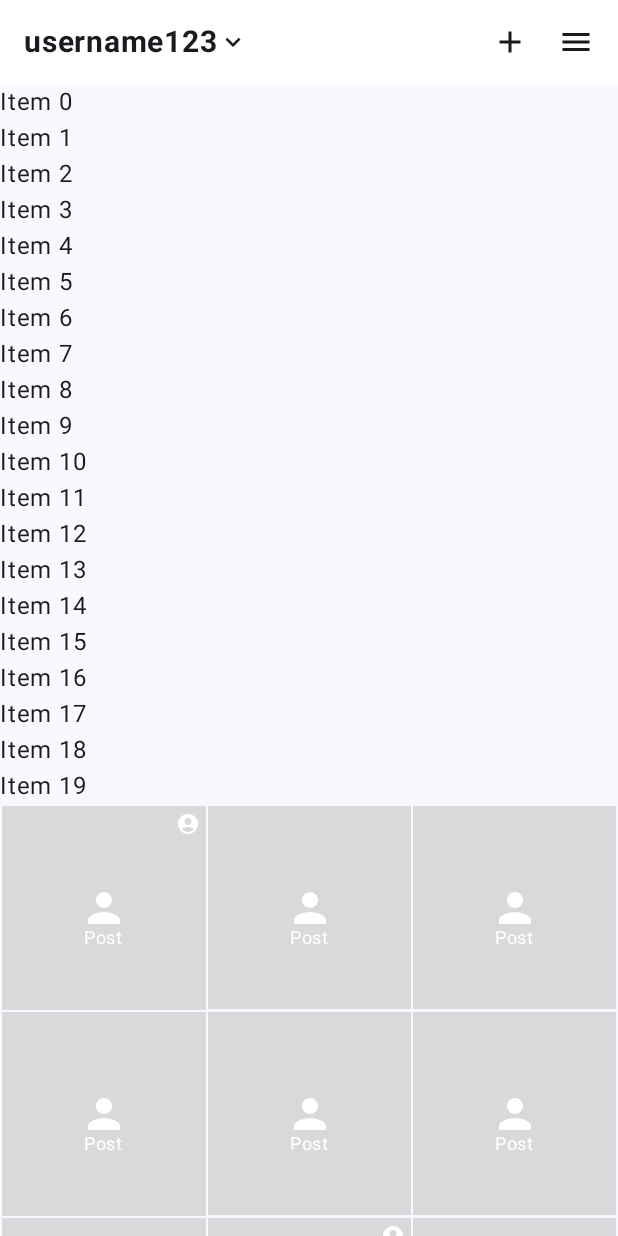
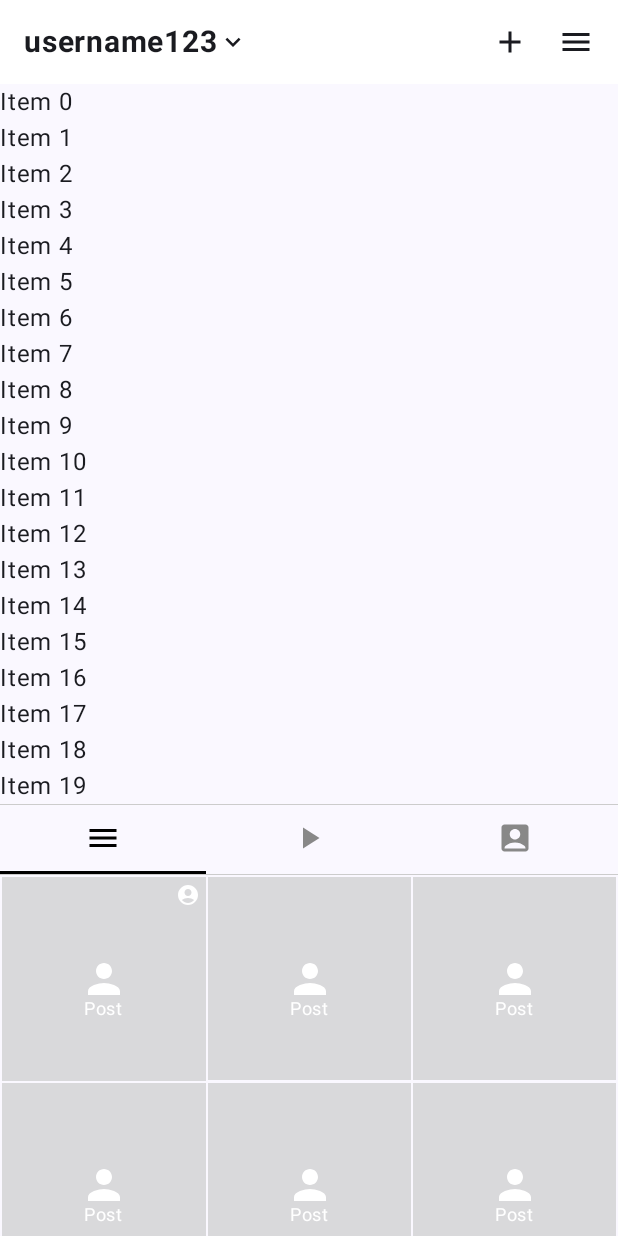
Before and after one commit to asharalikannadipoil/InstaProfile, an Android app built with Jetpack Compose: the screen it shows after launch (MainActivity), on a phone screen of 412 x 824 dp. Run offline under Robolectric (Android 15) with nearby library versions, the light colour scheme and no system bars.

Commit message:
Added profile tabs

```diff
--- a/app/src/main/java/com/ali/instaprofile/presentation/profile/ProfileScreen.kt
+++ b/app/src/main/java/com/ali/instaprofile/presentation/profile/ProfileScreen.kt
@@ -50,9 +50,11 @@ import androidx.compose.ui.platform.LocalDensity
 import androidx.compose.ui.unit.IntOffset
 import androidx.compose.ui.unit.dp
 import com.ali.instaprofile.presentation.profile.components.PostsGrid
+import com.ali.instaprofile.presentation.profile.components.ProfileTabs
 import com.ali.instaprofile.presentation.profile.components.ReelsGrid
 import com.ali.instaprofile.presentation.profile.components.TaggedGrid
 import com.ali.instaprofile.presentation.profile.components.TopAppBar
+import kotlinx.coroutines.launch
 
 @OptIn(ExperimentalFoundationApi::class)
 @Composable
@@ -113,6 +115,18 @@ fun ProfileScreen() {
                     Text("Item $it")
                 }
                 item {
+                    ProfileTabs(
+                        selectedTabIndex = selectedTabIndex,
+                        onTabSelected = { index ->
+                            selectedTabIndex = index
+                            coroutineScope.launch {
+                                pagerState.animateScrollToPage(index)
+                            }
+                        }
+                    )
+                }
+
+                item {
                     HorizontalPager(
                         state = pagerState,
                         modifier = Modifier.fillMaxWidth(),
--- /dev/null
+++ b/app/src/main/java/com/ali/instaprofile/presentation/profile/components/ProfileTabs.kt
@@ -0,0 +1,89 @@
+package com.ali.instaprofile.presentation.profile.components
+
+import androidx.compose.foundation.background
+import androidx.compose.foundation.clickable
+import androidx.compose.foundation.layout.Box
+import androidx.compose.foundation.layout.Column
+import androidx.compose.foundation.layout.Row
+import androidx.compose.foundation.layout.fillMaxWidth
+import androidx.compose.foundation.layout.height
+import androidx.compose.foundation.layout.padding
+import androidx.compose.material.icons.Icons
+import androidx.compose.material.icons.filled.AccountBox
+import androidx.compose.material.icons.filled.Menu
+import androidx.compose.material.icons.filled.PlayArrow
+import androidx.compose.material3.Divider
+import androidx.compose.material3.Icon
+import androidx.compose.runtime.Composable
+import androidx.compose.ui.Alignment
+import androidx.compose.ui.Modifier
+import androidx.compose.ui.graphics.Color
+import androidx.compose.ui.unit.dp
+
+@Composable
+fun ProfileTabs(selectedTabIndex: Int, onTabSelected: (Int) -> Unit) {
+    Column {
+        Divider(color = Color.LightGray, thickness = 0.5.dp)
+
+        Row(
+            modifier = Modifier.fillMaxWidth()
+        ) {
+            TabItem(
+                isSelected = selectedTabIndex == 0,
+                icon = Icons.Default.Menu,
+                contentDescription = "Posts",
+                onClick = { onTabSelected(0) },
+                modifier = Modifier.weight(1f)
+            )
+            TabItem(
+                isSelected = selectedTabIndex == 1,
+                icon = Icons.Default.PlayArrow,
+                contentDescription = "Reels",
+                onClick = { onTabSelected(1) },
+                modifier = Modifier.weight(1f)
+            )
+            TabItem(
+                isSelected = selectedTabIndex == 2,
+                icon = Icons.Default.AccountBox,
+                contentDescription = "Tagged",
+                onClick = { onTabSelected(2) },
+                modifier = Modifier.weight(1f)
+            )
+        }
+
+        Divider(color = Color.LightGray, thickness = 0.5.dp)
+    }
+}
+
+@Composable
+fun TabItem(
+    isSelected: Boolean,
+    icon: androidx.compose.ui.graphics.vector.ImageVector,
+    contentDescription: String,
+    onClick: () -> Unit,
+    modifier: Modifier = Modifier
+) {
+    Column(
+        horizontalAlignment = Alignment.CenterHorizontally,
+        modifier = modifier.clickable { onClick() }
+    ) {
+        Box(
+            modifier = Modifier
+                .padding(vertical = 10.dp),
+            contentAlignment = Alignment.Center
+        ) {
+            Icon(
+                imageVector = icon,
+                contentDescription = contentDescription,
+                tint = if (isSelected) Color.Black else Color.Gray
+            )
+        }
+
+        Box(
+            modifier = Modifier
+                .fillMaxWidth()
+                .height(2.dp)
+                .background(if (isSelected) Color.Black else Color.Transparent)
+        )
+    }
+}
```
